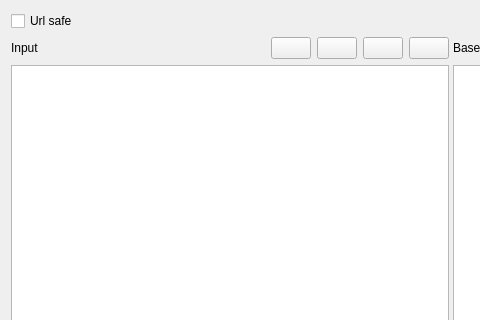
Before: the Qt Designer form src/widgets/base64coderdecoderwidget.ui in N1vn0vem8er/cutetoolbox, drawn with Qt 5; both pictures show x 0 to 480 and y 0 to 320 of the 917 by 707 pixel window.
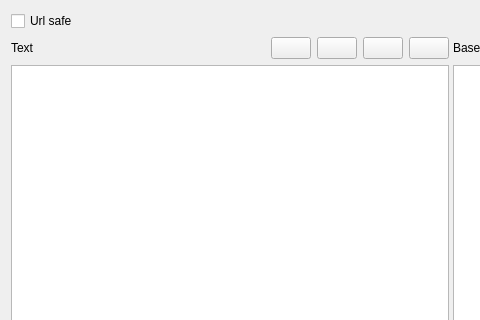
After: the same form once the commit is applied. Icons and pictures are not drawn.

Commit message: Implemented base64coderdecoderwidget

Diff of the .ui file:
```diff
--- a/src/widgets/base64coderdecoderwidget.ui
+++ b/src/widgets/base64coderdecoderwidget.ui
@@ -40,7 +40,7 @@
          <item>
           <widget class="QLabel" name="label_2">
            <property name="text">
-            <string>Input</string>
+            <string>Text</string>
            </property>
           </widget>
          </item>
```
Left out of the diff: 6 changed lines with no effect on the pictures. The commit also changes 2 other files.
